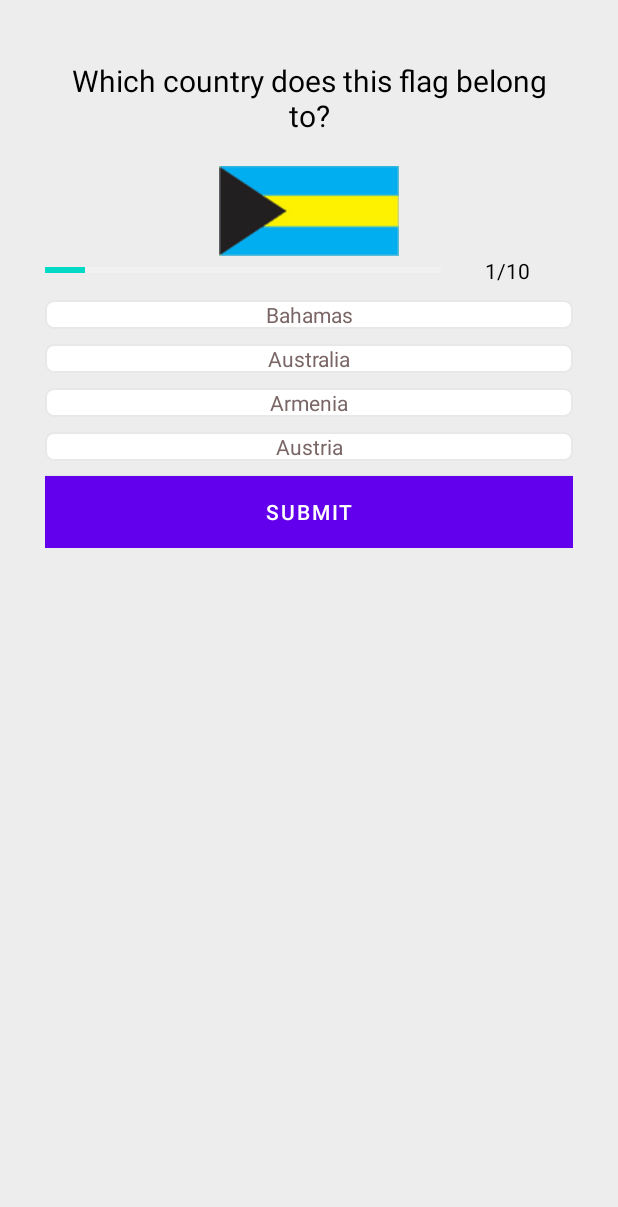
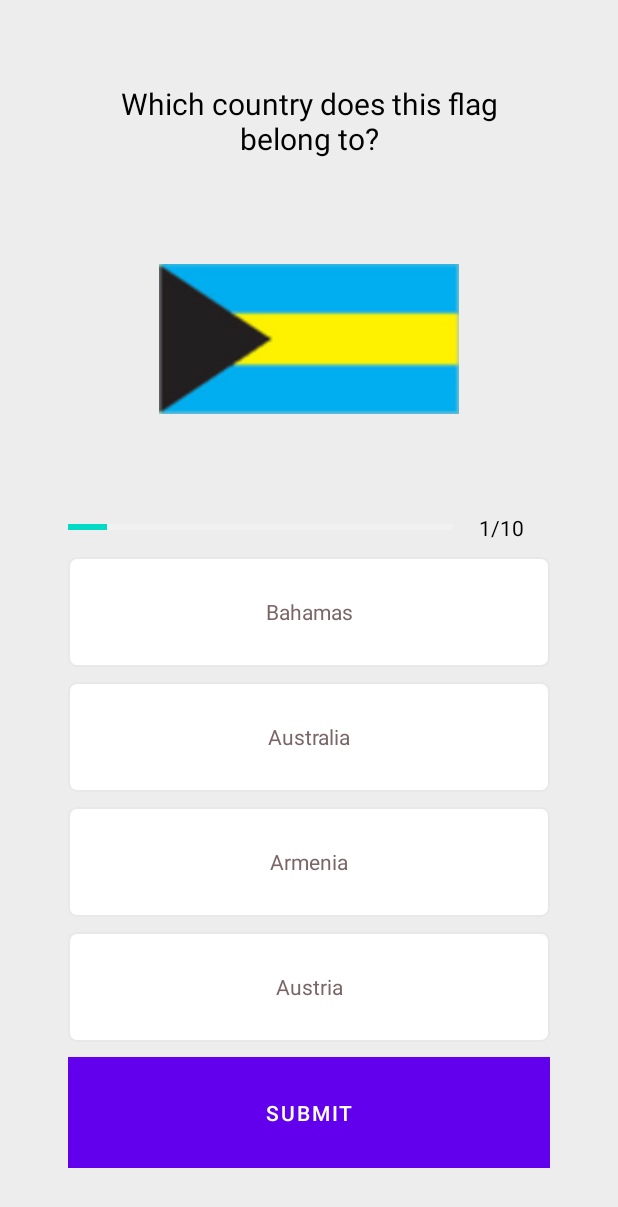
Before and after one commit to SergFault/android-quizz-app, an Android app: the QuizQuestionsActivity screen opened directly, with no data from a screen before it, on a phone screen of 412 x 824 dp. Shown: the top 1207 px of the screen. Run offline under Robolectric (Android 15) with nearby library versions, the phone set to English and light mode, and no system bars.

Commit message:
reslove merge

```diff
--- a/app/src/main/res/layout/activity_quiz_questions.xml
+++ b/app/src/main/res/layout/activity_quiz_questions.xml
@@ -5,54 +5,50 @@
     android:layout_width="match_parent"
     android:layout_height="match_parent"
     android:padding="30dp"
+    android:fillViewport="true"
     android:background="#EDEDED"
     tools:context=".QuizQuestionsActivity">
     <LinearLayout
         android:layout_width="match_parent"
+        android:layout_height="wrap_content"
         android:gravity="center"
-        android:layout_height="wrap_content"
+        android:padding="15dp"
         android:orientation="vertical">
 
     <TextView
         android:id="@+id/tvQuestion"
         android:layout_width="match_parent"
-        android:layout_height="0dp"
+        android:layout_height="wrap_content"
         android:layout_margin="10dp"
-        android:layout_weight="0.5"
         android:gravity="center"
         tools:text="What country does this flag belong to?"
-        android:text="TextView"
         android:textColor="@color/black"
         android:textSize="20sp" />
 
-        <ImageView
-            android:id="@+id/questionImage"
-            android:layout_width="match_parent"
-            android:layout_height="0dp"
-            android:layout_marginStart="10dp"
-            android:layout_marginTop="10dp"
-            android:layout_marginEnd="10dp"
-            android:layout_weight="1"
-            android:textAlignment="center"
-            tools:src="@drawable/france" />
+
+    <ImageView
+        android:id="@+id/questionImage"
+        android:layout_width="200dp"
+        android:layout_height="200dp"
+        tools:src="@drawable/bahamas"
+        android:layout_marginTop="10dp"
+        android:textAlignment="center" />
 
         <LinearLayout
             android:layout_width="match_parent"
-            android:layout_height="0dp"
+            android:layout_height="wrap_content"
             android:gravity="center"
-            android:layout_weight="0.5">
+            android:layout_marginTop="16dp">
              <ProgressBar
                  android:id="@+id/progressBar"
                  style="?android:attr/progressBarStyleHorizontal"
                  android:layout_width="0dp"
-
                  android:layout_height="wrap_content"
                  tools:progress="5"
                  android:progress="0"
                  android:max="10"
                  android:indeterminate="false"
-                 android:layout_weight="3"
-
+                 android:layout_weight="4"
                  />
 
             <TextView
```
